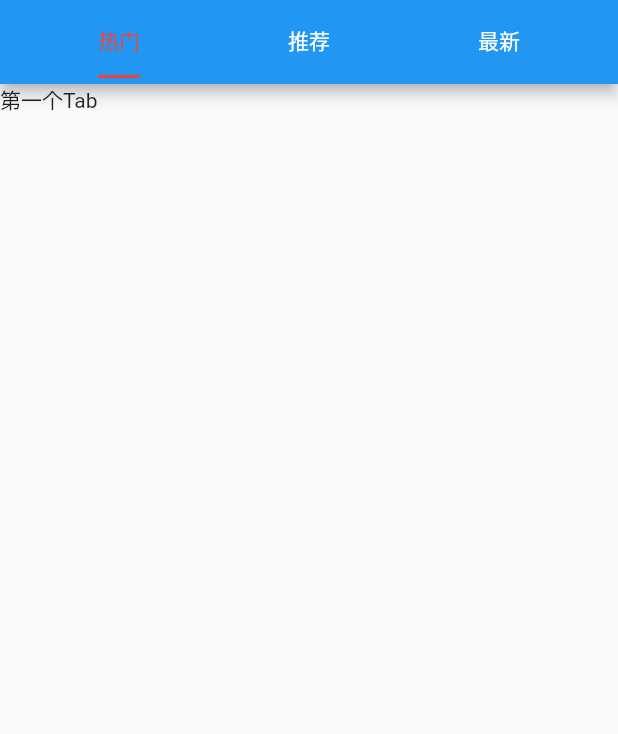
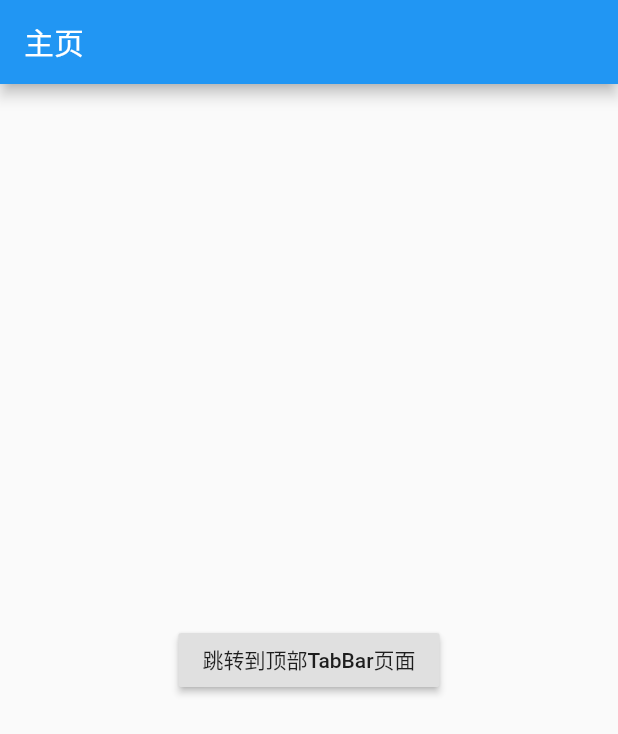
Before and after one commit to pjqdyd/Flutter-demo, a Flutter app: the screen it shows after launch, on a phone screen of 412 x 824 dp. Shown: the top 734 px of the screen. Run offline on Flutter 3.47's test engine with Material 2 defaults, Android fonts, the phone set to English and light mode, and no system bars.

Commit message:
自定义TabBar

```diff
--- a/lib/pages/Home.dart
+++ b/lib/pages/Home.dart
@@ -10,56 +10,16 @@ class HomePage extends StatefulWidget {
 class _HomePageState extends State<HomePage> {
   @override
   Widget build(BuildContext context) {
-    // return DefaultTabController( //顶部选项卡
-    //   length: 2,      //顶部切换的数量
-    //   child: Scaffold(
-    //     appBar: AppBar(
-    //       title: Text("Home主页"),
-    //       bottom: TabBar(  //放在title:上,选项卡在顶部就会替换标题
-    //         tabs: <Widget>[
-    //           Tab(text: "热门"),
-    //           Tab(text: "推荐")
-    //         ],
-    //       ),
-    //     ),
-    //     body: TabBarView(  //对应上面的TabBar
-    //       children: <Widget>[
-    //         Text("第一个Tab"),
-    //         Text("第二个Tab"),
-    //       ],
-    //     )
-    //   ),
-    // );
-
-    return DefaultTabController(
-      length: 3, //顶部切换的数量
-      child: Scaffold(
-        appBar: AppBar(
-          title: Row(  //顶部选项卡, 放在顶部
-            children: <Widget>[
-              Expanded(
-                child: TabBar(
-                  indicatorColor: Colors.red, //底部指示器颜色
-                  indicatorSize: TabBarIndicatorSize.label, //指示器宽度(与lable等长)
-                  labelColor: Colors.red,     //选项颜色
-                  unselectedLabelColor: Colors.white, //未选中颜色
-                  tabs: <Widget>[
-                    Tab(text: "热门"),
-                    Tab(text: "推荐"),
-                    Tab(text: "最新"),
-                  ],
-                ),
-              )
-            ],
-          ),
-        ),
-        body: TabBarView(
-          //对应上面的TabBar
-          children: <Widget>[
-            Text("第一个Tab"),
-            Text("第二个Tab"),
-            Text("第三个Tab"),
-          ],
+    return Scaffold(
+      appBar: AppBar(
+        title: Text("主页"),
+      ),
+      body: Center(
+        child: RaisedButton(
+          child: Text("跳转到顶部TabBar页面"),
+          onPressed: (){
+            Navigator.pushNamed(context, "/tabBarController");
+          },
         ),
       ),
     );
--- a/lib/routes/Routes.dart
+++ b/lib/routes/Routes.dart
@@ -1,4 +1,5 @@
 import 'package:flutter/material.dart';
+import '../pages/TabBarController.dart';
 import '../pages/Home.dart';
 import '../pages/user/Login.dart';
 import '../pages/user/Register.dart';
@@ -8,6 +9,7 @@ final routers = {
   '/': (context) => HomePage(),
   '/register': (context) => RegisterPage(),
   '/login': (context) => LoginPage(),
+  '/tabBarController': (context) => TabBarControllerPage()
   //'/search': (context, {arguments}) => SearchPage(arguments: arguments),
 };
 
```
